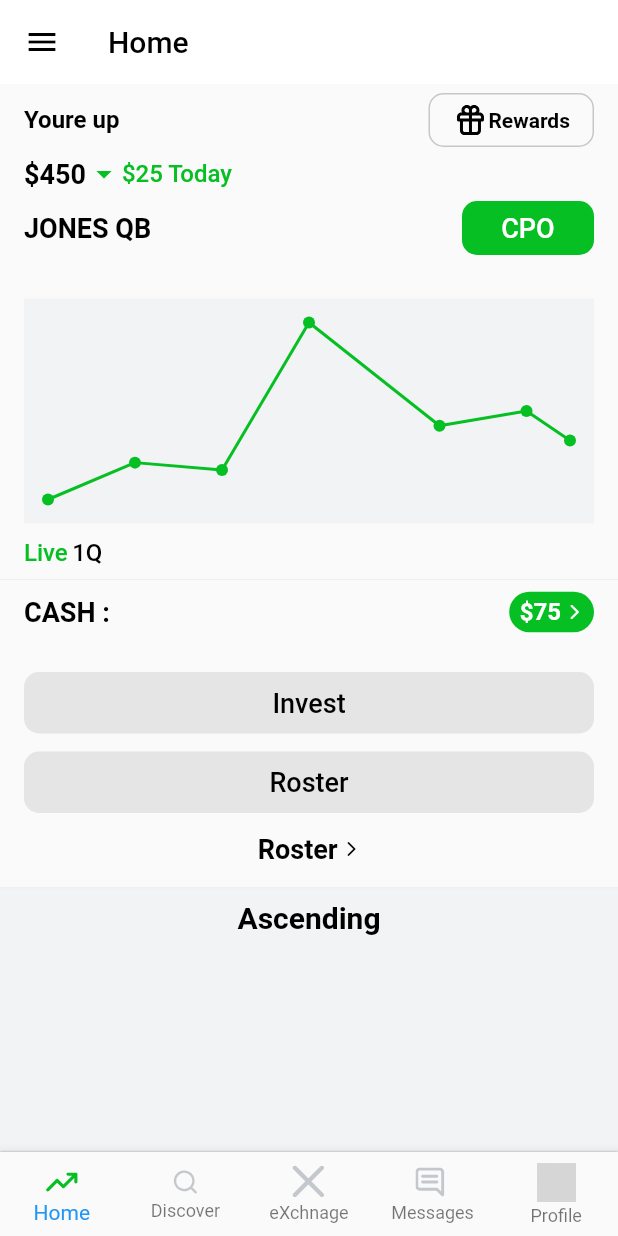
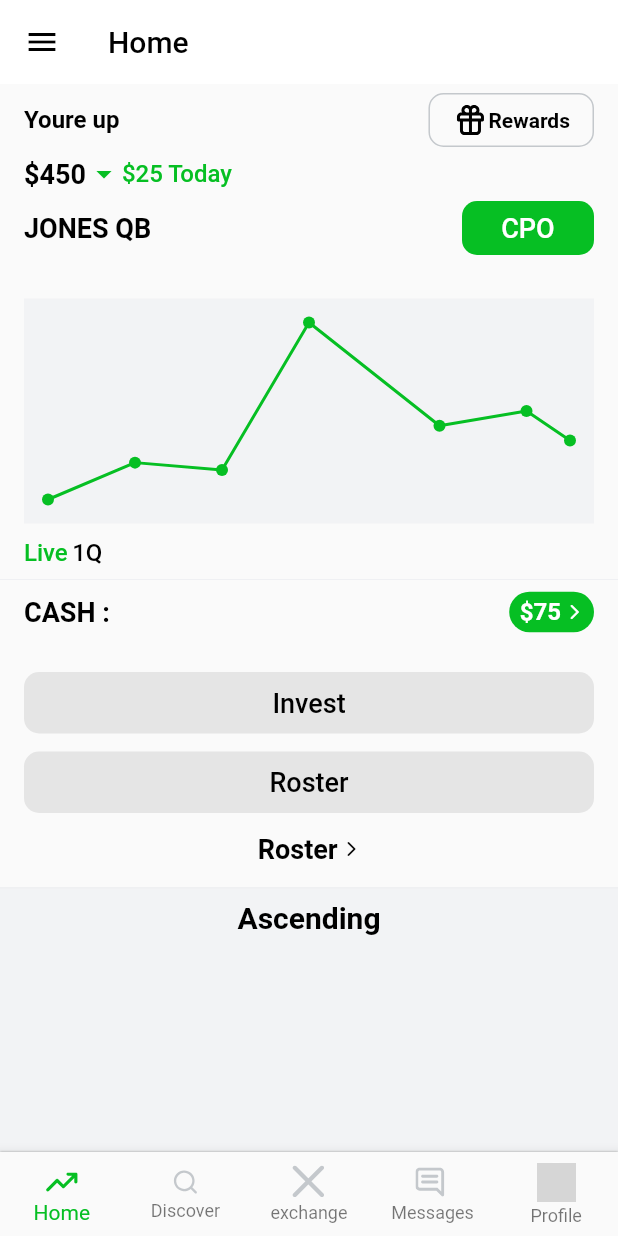
Before and after one commit to WaseemMirzaa/PlayerExchange, a Flutter app: the TabsScreen screen opened directly, on a phone screen of 412 x 824 dp. Run offline on Flutter 3.47's test engine with Material 2 defaults, Android fonts, the phone set to English and light mode, and no system bars; drawn by our look-alikes of fl_chart; our stand-ins replace auto_size_text, dio, flutter_image_compress, flutter_screenutil, flutter_svg, fluttertoast and 5 more; missing offline and left inert: dart:ffi, flutter_stripe, paginated_search_bar; accounts and stored records are empty; network calls fail; project files that could hold a hidden picture were left out; grey boxes are pictures that could not be loaded.

Commit message:
replaced titles with labels in bottomNavigationItems

```diff
--- a/lib/ui/screens/home_tabs/tabs_screen.dart
+++ b/lib/ui/screens/home_tabs/tabs_screen.dart
@@ -91,6 +91,8 @@ class _TabsScreenState extends State<TabsScreen> {
             key: widget.bottomNavBarKey,
             type: BottomNavigationBarType.fixed,
             currentIndex: TabsScreen.currentIndex,
+            // selectedLabelStyle: TextStyle(fontSize: 22),
+            selectedItemColor: ColorManager.greenColor,
             onTap: (index) {
               if (TabsScreen.currentIndex == index) {
                 NavigatorState? key = getCurrentNavigatorKey();
@@ -115,6 +117,7 @@ class _TabsScreenState extends State<TabsScreen> {
                 }*/
               }
             },
+
             items: [
               BottomNavigationBarItem(
                 icon: SvgPicture.asset(
@@ -125,16 +128,8 @@ class _TabsScreenState extends State<TabsScreen> {
                   width: bottomNavIconSize(0),
                 ),
                 // ignore: deprecated_member_use
-                title: FittedBox(
-                  fit: BoxFit.fitWidth,
-                  child: Text(
-                    'home'.tr,
-                    style: TextStyle(
-                        color: TabsScreen.currentIndex == 0
-                            ? ColorManager.greenColor
-                            : ColorManager.buttonBorderGreyColor),
-                  ),
-                ),
+                label: "home".tr,
+
               ),
               BottomNavigationBarItem(
                 icon: SvgPicture.asset(
@@ -145,16 +140,9 @@ class _TabsScreenState extends State<TabsScreen> {
                   width: bottomNavIconSize(1),
                 ),
                 // ignore: deprecated_member_use
-                title: FittedBox(
-                  fit: BoxFit.fitWidth,
-                  child: Text(
-                    'discover'.tr,
-                    style: TextStyle(
-                        color: TabsScreen.currentIndex == 1
-                            ? ColorManager.greenColor
-                            : ColorManager.buttonBorderGreyColor),
-                  ),
-                ),
+                label: "discover".tr,
+
+
               ),
               BottomNavigationBarItem(
                 icon: SvgPicture.asset(
@@ -165,16 +153,8 @@ class _TabsScreenState extends State<TabsScreen> {
                   width: bottomNavIconSize(1),
                 ),
                 // ignore: deprecated_member_use
-                title: FittedBox(
-                  fit: BoxFit.fitWidth,
-                  child: Text(
-                    'exchnage'.tr,
-                    style: TextStyle(
-                        color: TabsScreen.currentIndex == 2
-                            ? ColorManager.greenColor
-                            : ColorManager.buttonBorderGreyColor),
-                  ),
-                ),
+                label: "exchange".tr,
+
               ),
               BottomNavigationBarItem(
                 icon: SvgPicture.asset(
@@ -185,16 +165,8 @@ class _TabsScreenState extends State<TabsScreen> {
                   width: bottomNavIconSize(3),
                 ),
                 // ignore: deprecated_member_use
-                title: FittedBox(
-                  fit: BoxFit.fitWidth,
-                  child: Text(
-                    'messages'.tr,
-                    style: TextStyle(
-                        color: TabsScreen.currentIndex == 3
-                            ? ColorManager.greenColor
-                            : ColorManager.buttonBorderGreyColor),
-                  ),
-                ),
+                label: "messages".tr,
+
               ),
               BottomNavigationBarItem(
                 // icon: Obx (() {return new SizedBox(
@@ -215,19 +187,11 @@ class _TabsScreenState extends State<TabsScreen> {
                     backgroundColor: Colors.white,
                   );
                 }),
-                // ignore: deprecated_member_use
-                title: FittedBox(
-                  fit: BoxFit.fitWidth,
-                  child: Text(
-                    'profile'.tr,
-                    style: TextStyle(
-                        color: TabsScreen.currentIndex == 4
-                            ? ColorManager.greenColor
-                            : ColorManager.buttonBorderGreyColor),
-                  ),
-                ),
+                label: "profile".tr,
+
               ),
             ],
+
           ),
         ),
         body: IndexedStack(
```
